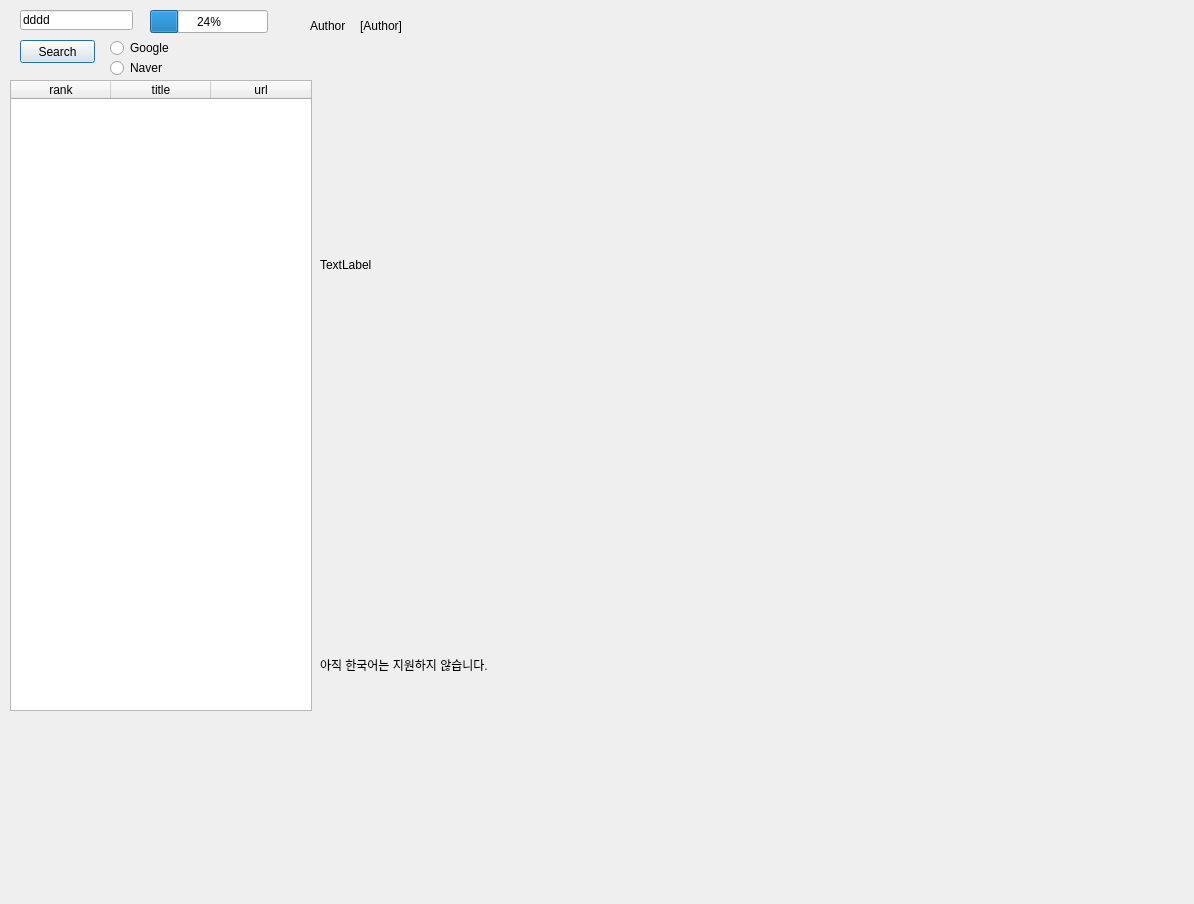
Old version of the form test.ui in the repository KKLogger/Article_Analysis.
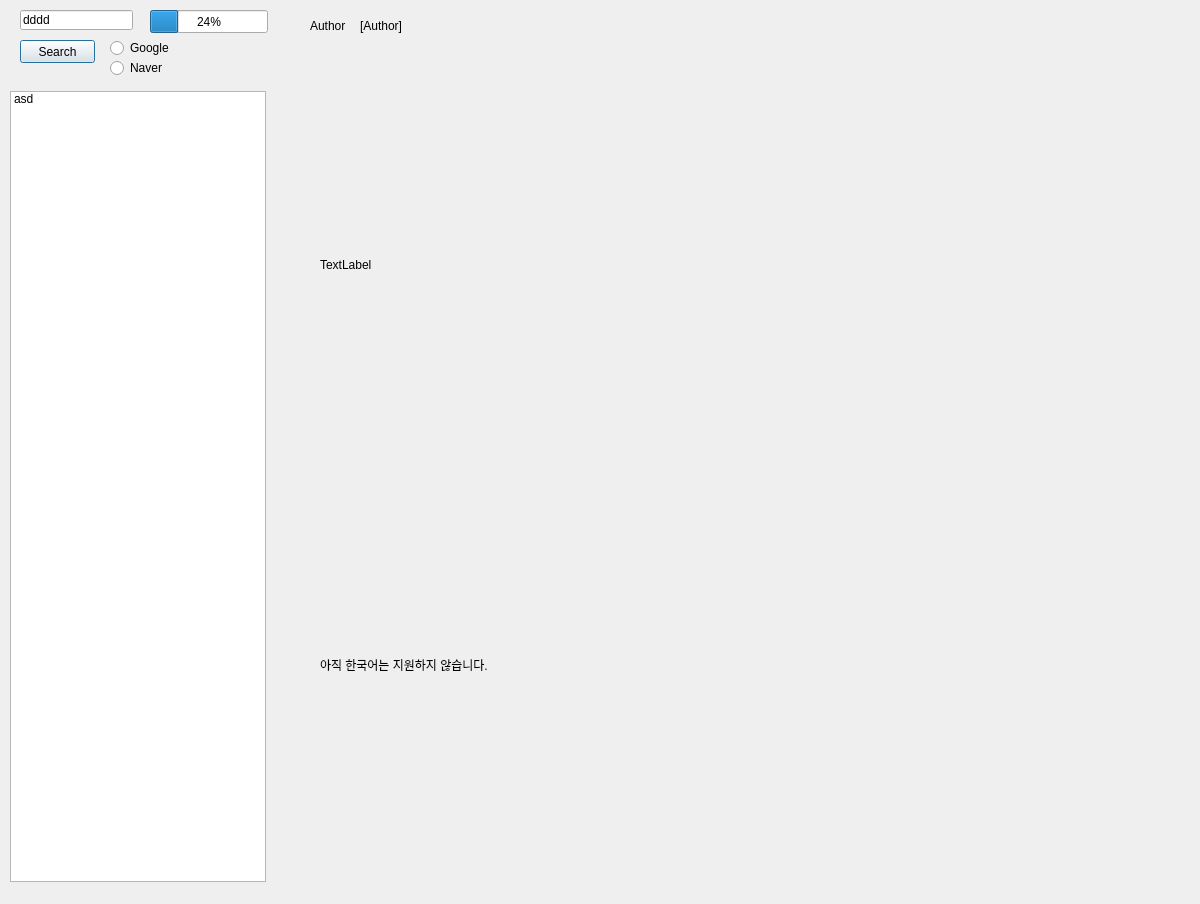
New version of the form.

Diff of the .ui file:
```diff
--- a/test.ui
+++ b/test.ui
@@ -6,7 +6,7 @@
    <rect>
     <x>0</x>
     <y>0</y>
-    <width>1194</width>
+    <width>1200</width>
     <height>904</height>
    </rect>
   </property>
@@ -65,31 +65,6 @@
     <string>아직 한국어는 지원하지 않습니다.</string>
    </property>
   </widget>
-  <widget class="QTableWidget" name="tableWidget">
-   <property name="geometry">
-    <rect>
-     <x>10</x>
-     <y>80</y>
-     <width>302</width>
-     <height>631</height>
-    </rect>
-   </property>
-   <column>
-    <property name="text">
-     <string>rank</string>
-    </property>
-   </column>
-   <column>
-    <property name="text">
-     <string>title</string>
-    </property>
-   </column>
-   <column>
-    <property name="text">
-     <string>url</string>
-    </property>
-   </column>
-  </widget>
   <widget class="QLabel" name="label_4">
    <property name="geometry">
     <rect>
@@ -161,6 +136,27 @@
     <string>Naver</string>
    </property>
   </widget>
+  <widget class="QListWidget" name="listWidget">
+   <property name="geometry">
+    <rect>
+     <x>10</x>
+     <y>91</y>
+     <width>256</width>
+     <height>791</height>
+    </rect>
+   </property>
+   <property name="alternatingRowColors">
+    <bool>true</bool>
+   </property>
+   <property name="wordWrap">
+    <bool>true</bool>
+   </property>
+   <item>
+    <property name="text">
+     <string>asd</string>
+    </property>
+   </item>
+  </widget>
  </widget>
  <resources/>
  <connections/>
```
